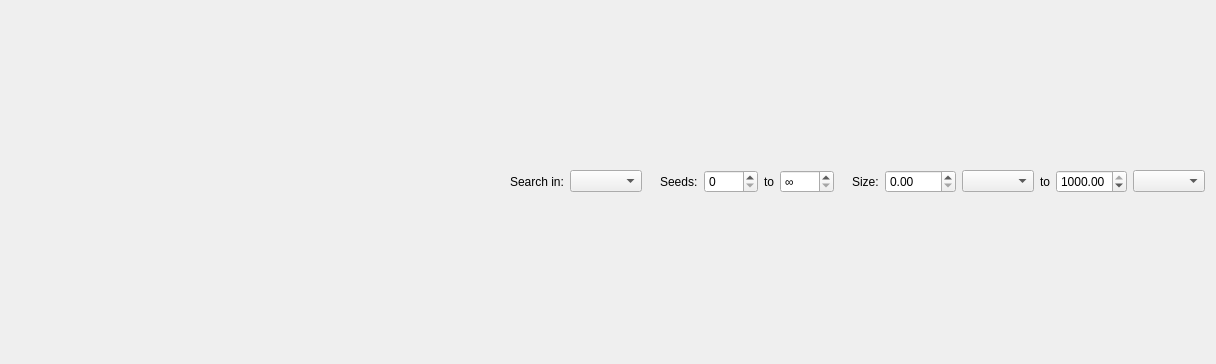
The window that src/gui/search/searchtab.ui (SysAdminDoc/qBittorrent-Vanced) describes before a commit, drawn with Qt 5.
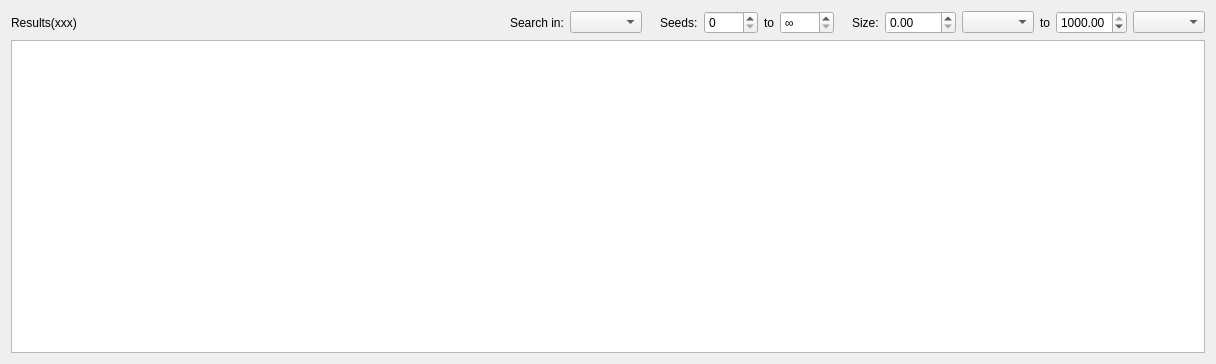
The same window after the commit.

Commit message:
Optimize widgets inside of the search tab
Since we already have searchtab.ui, let's set up all the widgets there.
Additionally, save a bit of vertical space by putting results label in
a row with the filter widgets.

```diff
--- a/src/gui/search/searchtab.ui
+++ b/src/gui/search/searchtab.ui
@@ -16,6 +16,13 @@
   <layout class="QVBoxLayout" name="verticalLayout">
    <item>
     <layout class="QHBoxLayout" name="horizontalLayout">
+     <item>
+      <widget class="QLabel" name="resultsLbl">
+       <property name="text">
+        <string>Results(xxx)</string>
+       </property>
+      </widget>
+     </item>
      <item>
       <spacer name="horizontalSpacer">
        <property name="orientation">
@@ -233,6 +240,9 @@
      </item>
     </layout>
    </item>
+   <item>
+    <widget class="QTreeView" name="resultsBrowser"/>
+   </item>
   </layout>
  </widget>
  <resources/>
```
The commit also changes 2 other files.
